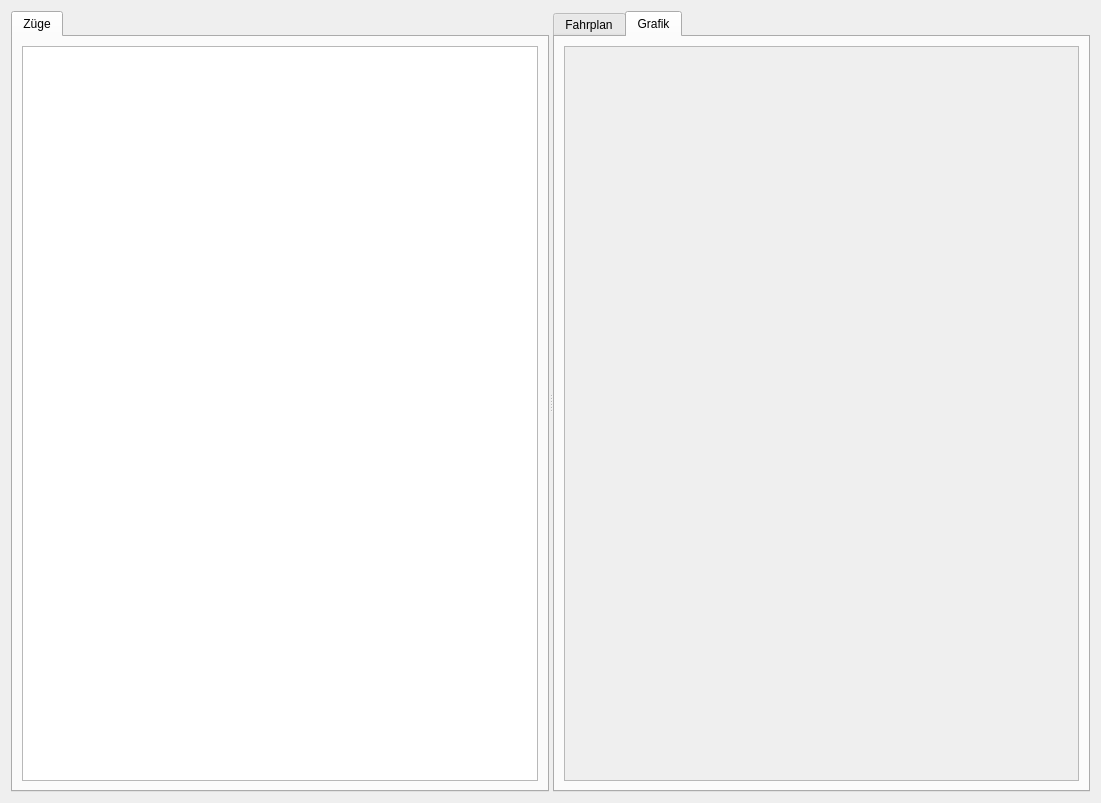
First picture: the form in stskit/qt/fahrplan.ui, repository topological-state/stskit, before the edit.
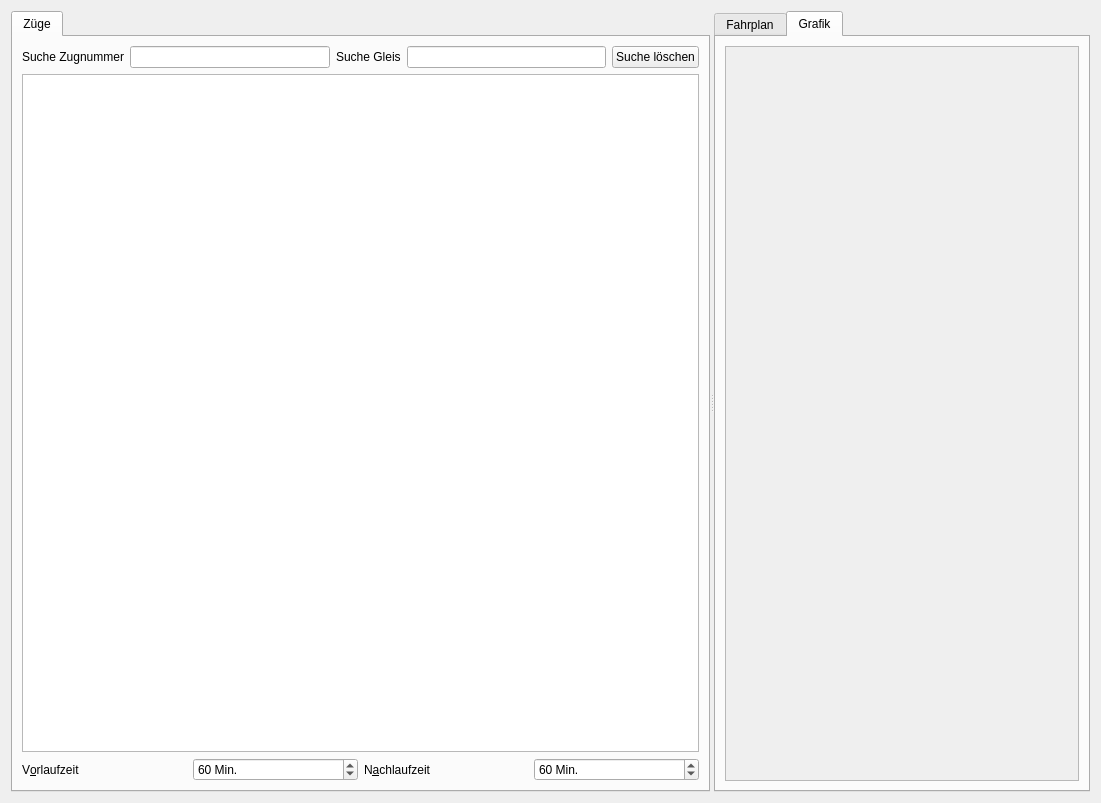
Second picture: the form after the edit. The open tabs and pages were chosen to show the change.

Commit message: einstellbarer zeitfilter in zugliste im zugfahrplanfenster

```diff
--- a/stskit/qt/fahrplan.ui
+++ b/stskit/qt/fahrplan.ui
@@ -25,6 +25,37 @@
         <string>Züge</string>
        </attribute>
        <layout class="QVBoxLayout" name="verticalLayout_2">
+        <item>
+         <layout class="QHBoxLayout" name="horizontalLayout_3">
+          <item>
+           <widget class="QLabel" name="suche_zugnummer_label">
+            <property name="text">
+             <string>Suche Zugnummer</string>
+            </property>
+           </widget>
+          </item>
+          <item>
+           <widget class="QLineEdit" name="suche_zugnummer_edit"/>
+          </item>
+          <item>
+           <widget class="QLabel" name="suche_gleis_label">
+            <property name="text">
+             <string>Suche Gleis</string>
+            </property>
+           </widget>
+          </item>
+          <item>
+           <widget class="QLineEdit" name="suche_gleis_edit"/>
+          </item>
+          <item>
+           <widget class="QPushButton" name="suche_loeschen_button">
+            <property name="text">
+             <string>Suche löschen</string>
+            </property>
+           </widget>
+          </item>
+         </layout>
+        </item>
         <item>
          <widget class="QTableView" name="zugliste_view">
           <property name="alternatingRowColors">
@@ -32,6 +63,80 @@
           </property>
          </widget>
         </item>
+        <item>
+         <layout class="QHBoxLayout" name="horizontalLayout_2">
+          <item>
+           <widget class="QLabel" name="vorlaufzeit_label">
+            <property name="text">
+             <string>V&amp;orlaufzeit</string>
+            </property>
+            <property name="buddy">
+             <cstring>vorlaufzeit_spin</cstring>
+            </property>
+           </widget>
+          </item>
+          <item>
+           <widget class="QSpinBox" name="vorlaufzeit_spin">
+            <property name="wrapping">
+             <bool>true</bool>
+            </property>
+            <property name="specialValueText">
+             <string>unbegrenzt</string>
+            </property>
+            <property name="suffix">
+             <string> Min.</string>
+            </property>
+            <property name="minimum">
+             <number>0</number>
+            </property>
+            <property name="maximum">
+             <number>120</number>
+            </property>
+            <property name="singleStep">
+             <number>5</number>
+            </property>
+            <property name="value">
+             <number>60</number>
+            </property>
+           </widget>
+          </item>
+          <item>
+           <widget class="QLabel" name="nachlaufzeit_label">
+            <property name="text">
+             <string>N&amp;achlaufzeit</string>
+            </property>
+            <property name="buddy">
+             <cstring>nachlaufzeit_spin</cstring>
+            </property>
+           </widget>
+          </item>
+          <item>
+           <widget class="QSpinBox" name="nachlaufzeit_spin">
+            <property name="wrapping">
+             <bool>true</bool>
+            </property>
+            <property name="specialValueText">
+             <string>unbegrenzt</string>
+            </property>
+            <property name="suffix">
+             <string> Min.</string>
+            </property>
+            <property name="minimum">
+             <number>0</number>
+            </property>
+            <property name="maximum">
+             <number>120</number>
+            </property>
+            <property name="singleStep">
+             <number>5</number>
+            </property>
+            <property name="value">
+             <number>60</number>
+            </property>
+           </widget>
+          </item>
+         </layout>
+        </item>
        </layout>
       </widget>
      </widget>
@@ -94,7 +199,7 @@
             <rect>
              <x>0</x>
              <y>0</y>
-             <width>617</width>
+             <width>515</width>
              <height>736</height>
             </rect>
            </property>
```
The commit also changes 2 other files.
